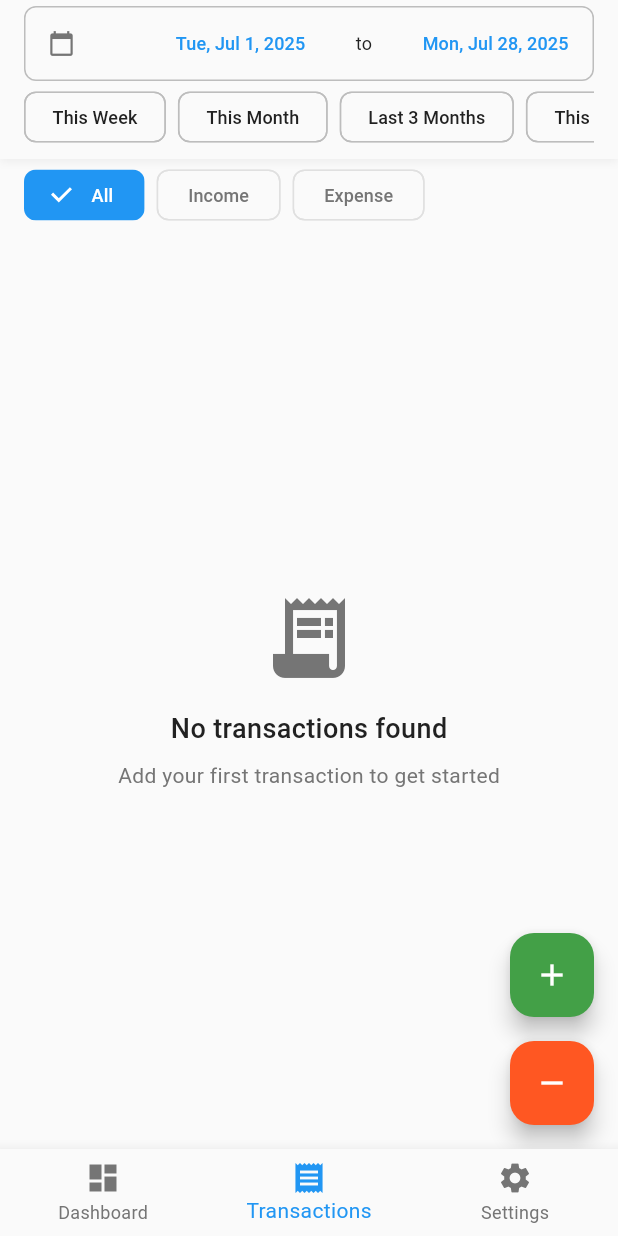
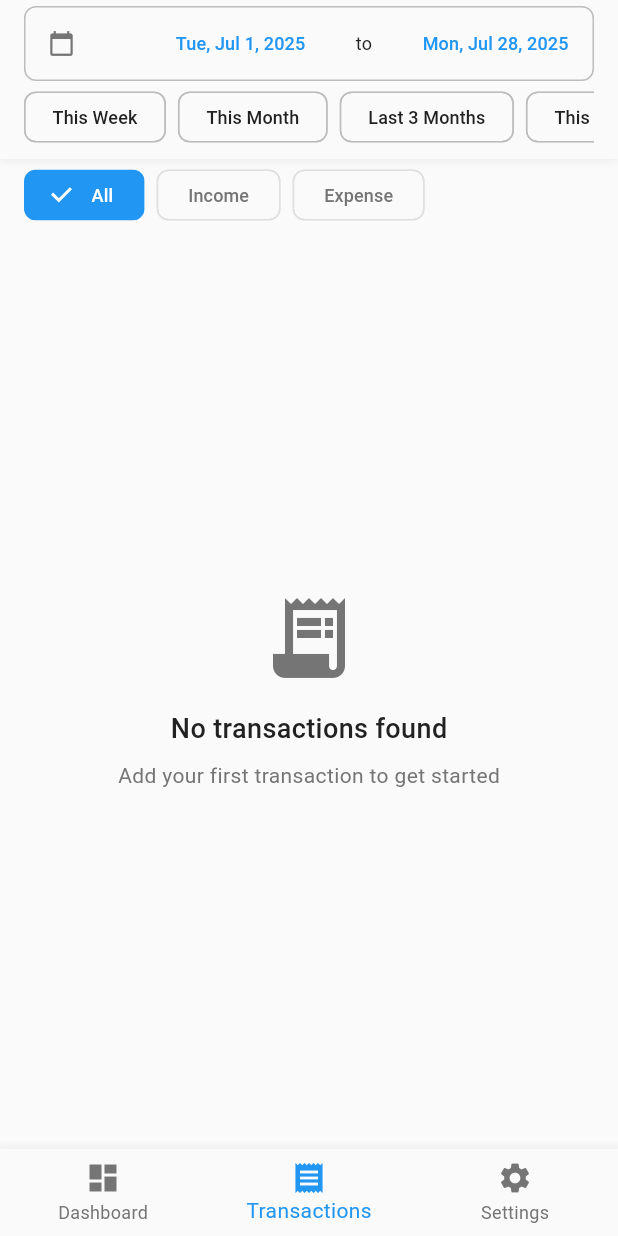
Before and after one commit to Rashedujjaman/phcl_accounts, a Flutter app: the screen it shows once a user with an empty profile is signed in, item 2 of the bottom bar chosen, on a phone screen of 412 x 824 dp. Run offline on Flutter 3.47's test engine with Material 3 defaults, Android fonts, the phone set to English and light mode, and no system bars; our stand-ins replace bloc, cached_network_image, cloud_firestore, dio, equatable, file_picker and 11 more; missing offline and left inert: pdfx; accounts and stored records are empty.

Commit message:
role based transaction page floating button implementation.
attachment viewer circular progressbar padding adjustment.

Profile role display color adjustment.

```diff
--- a/lib/core/widgets/attachment_viewer.dart
+++ b/lib/core/widgets/attachment_viewer.dart
@@ -118,7 +118,9 @@ class _AttachmentViewerState extends State<AttachmentViewer> {
                     width: 100,
                     imageUrl: widget.url,
                     fit: BoxFit.cover,
-                    placeholder: (context, url) => const Center(child: CircularProgressIndicator()),
+                    placeholder: (context, url) => const Center(child: CircularProgressIndicator(
+                      padding: EdgeInsets.all(16),
+                    )),
                     errorWidget: (context, url, error) => const Icon(Icons.error),
                   ),
                   ),
--- a/lib/features/transactions/presentation/pages/transactions_page.dart
+++ b/lib/features/transactions/presentation/pages/transactions_page.dart
@@ -1,5 +1,6 @@
 import 'package:flutter/material.dart';
 import 'package:flutter_bloc/flutter_bloc.dart';
+import 'package:phcl_accounts/features/auth/presentation/bloc/auth_bloc.dart';
 import 'package:phcl_accounts/features/transactions/domain/entities/transaction_entity.dart';
 import 'package:phcl_accounts/features/transactions/presentation/bloc/transaction_bloc.dart';
 import 'package:phcl_accounts/core/widgets/date_range_selector.dart';
@@ -140,7 +141,16 @@ class _TransactionsPageState extends State<TransactionsPage> {
           ],
         ),
       ),
-      floatingActionButton: _buildFloatingActionButtons(),
+
+      floatingActionButton: BlocBuilder<AuthBloc, AuthState>(
+        builder: (context, state) {
+          // Only show floating action buttons for authenticated users who are not guests
+          if (state is AuthAuthenticated && (state.user.role == 'admin' || state.user.role == 'user')) {
+            return _buildFloatingActionButtons();
+          }
+          return const SizedBox.shrink();
+        },
+      ),
     );
   }
 
```
Also changed, not shown: lib/features/settings/presentation/pages/settings_page.dart (+4 -4 lines).
